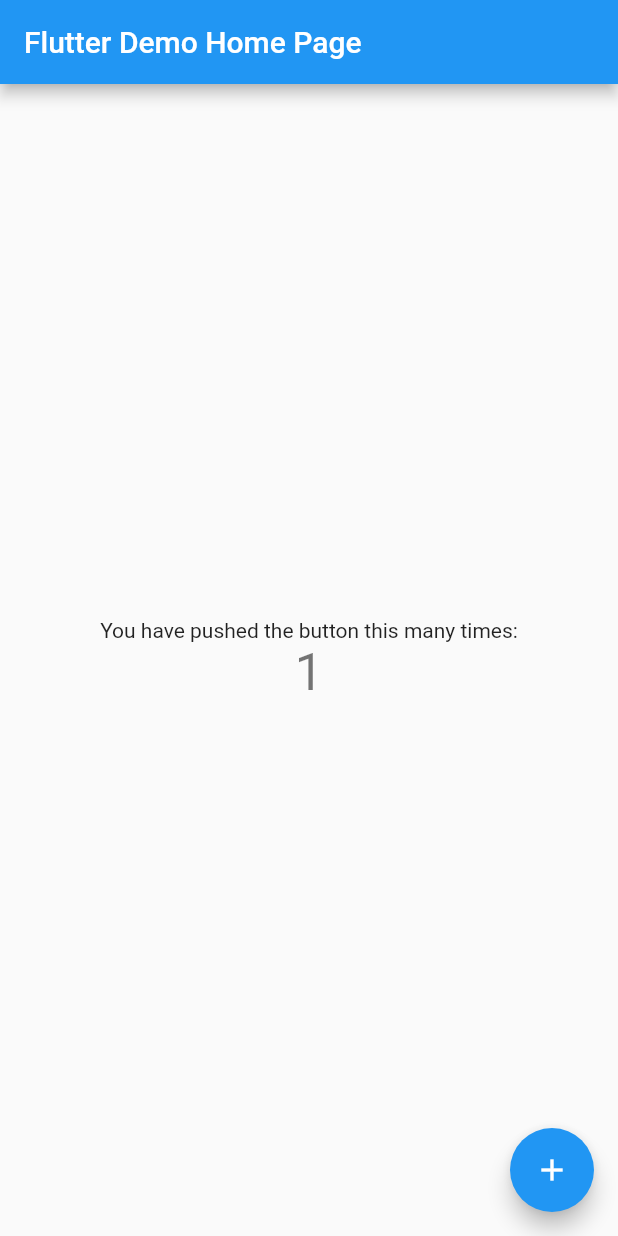
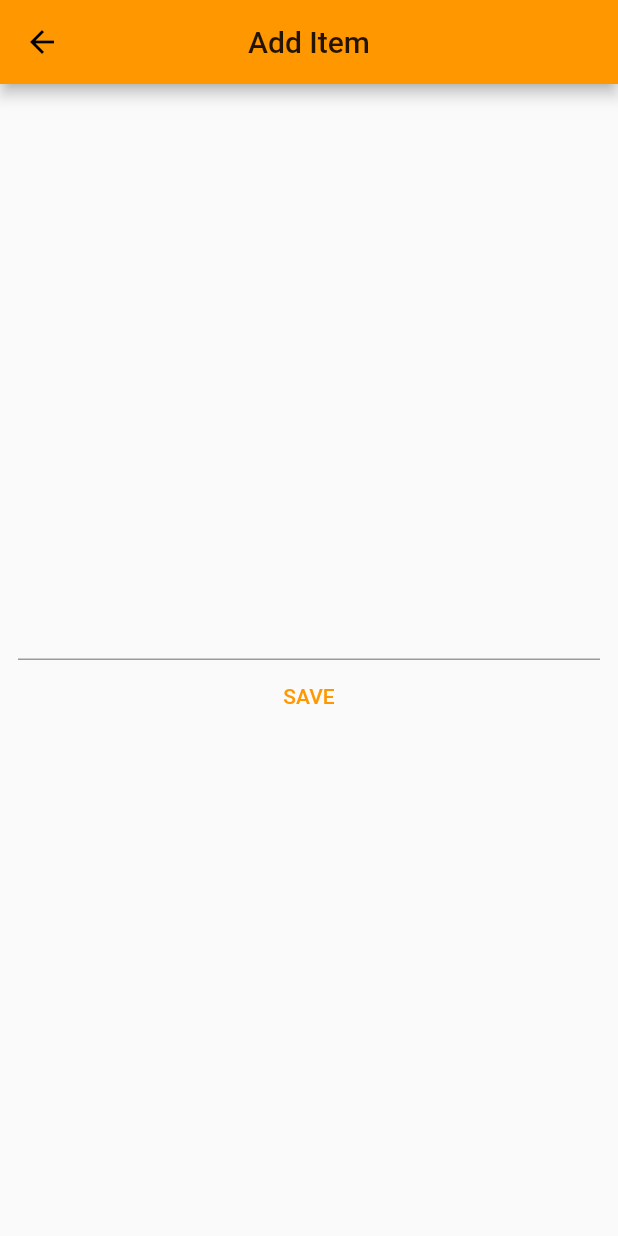
Before and after one commit to ullaskunder/todo_app, a Flutter app: the screen it shows after launch, after a tap on the "add" icon, on a phone screen of 412 x 824 dp. Run offline on Flutter 3.47's test engine with Material 2 defaults, Android fonts, the phone set to English and light mode, and no system bars; our stand-ins replace shared_preferences; statements that could not run were skipped.

Commit message:
TODO Finished.

```diff
--- a/lib/main.dart
+++ b/lib/main.dart
@@ -1,117 +1,14 @@
 import 'package:flutter/material.dart';
+import 'package:todo_app/pages/home_page.dart';
 
 void main() {
-  runApp(MyApp());
+  runApp(
+    MaterialApp(
+      debugShowCheckedModeBanner: false,
+      theme: ThemeData(
+        primarySwatch: Colors.orange,
+      ),
+      home: HomePage(),
+    ),
+  );
 }
-
-class MyApp extends StatelessWidget {
-  // This widget is the root of your application.
-  @override
-  Widget build(BuildContext context) {
-    return MaterialApp(
-      title: 'Flutter Demo',
-      theme: ThemeData(
-        // This is the theme of your application.
-        //
-        // Try running your application with "flutter run". You'll see the
-        // application has a blue toolbar. Then, without quitting the app, try
-        // changing the primarySwatch below to Colors.green and then invoke
-        // "hot reload" (press "r" in the console where you ran "flutter run",
-        // or simply save your changes to "hot reload" in a Flutter IDE).
-        // Notice that the counter didn't reset back to zero; the application
-        // is not restarted.
-        primarySwatch: Colors.blue,
-        // This makes the visual density adapt to the platform that you run
-        // the app on. For desktop platforms, the controls will be smaller and
-        // closer together (more dense) than on mobile platforms.
-        visualDensity: VisualDensity.adaptivePlatformDensity,
-      ),
-      home: MyHomePage(title: 'Flutter Demo Home Page'),
-    );
-  }
-}
-
-class MyHomePage extends StatefulWidget {
-  MyHomePage({Key key, this.title}) : super(key: key);
-
-  // This widget is the home page of your application. It is stateful, meaning
-  // that it has a State object (defined below) that contains fields that affect
-  // how it looks.
-
-  // This class is the configuration for the state. It holds the values (in this
-  // case the title) provided by the parent (in this case the App widget) and
-  // used by the build method of the State. Fields in a Widget subclass are
-  // always marked "final".
-
-  final String title;
-
-  @override
-  _MyHomePageState createState() => _MyHomePageState();
-}
-
-class _MyHomePageState extends State<MyHomePage> {
-  int _counter = 0;
-
-  void _incrementCounter() {
-    setState(() {
-      // This call to setState tells the Flutter framework that something has
-      // changed in this State, which causes it to rerun the build method below
-      // so that the display can reflect the updated values. If we changed
-      // _counter without calling setState(), then the build method would not be
-      // called again, and so nothing would appear to happen.
-      _counter++;
-    });
-  }
-
-  @override
-  Widget build(BuildContext context) {
-    // This method is rerun every time setState is called, for instance as done
-    // by the _incrementCounter method above.
-    //
-    // The Flutter framework has been optimized to make rerunning build methods
-    // fast, so that you can just rebuild anything that needs updating rather
-    // than having to individually change instances of widgets.
-    return Scaffold(
-      appBar: AppBar(
-        // Here we take the value from the MyHomePage object that was created by
-        // the App.build method, and use it to set our appbar title.
-        title: Text(widget.title),
-      ),
-      body: Center(
-        // Center is a layout widget. It takes a single child and positions it
-        // in the middle of the parent.
-        child: Column(
-          // Column is also a layout widget. It takes a list of children and
-          // arranges them vertically. By default, it sizes itself to fit its
-          // children horizontally, and tries to be as tall as its parent.
-          //
-          // Invoke "debug painting" (press "p" in the console, choose the
-          // "Toggle Debug Paint" action from the Flutter Inspector in Android
-          // Studio, or the "Toggle Debug Paint" command in Visual Studio Code)
-          // to see the wireframe for each widget.
-          //
-          // Column has various properties to control how it sizes itself and
-          // how it positions its children. Here we use mainAxisAlignment to
-          // center the children vertically; the main axis here is the vertical
-          // axis because Columns are vertical (the cross axis would be
-          // horizontal).
-          mainAxisAlignment: MainAxisAlignment.center,
-          children: <Widget>[
-            Text(
-              'You have pushed the button this many times:',
-            ),
-            Text(
-              '$_counter',
-              style: Theme.of(context).textTheme.headline4,
-            ),
-          ],
-        ),
-      ),
-      floatingActionButton: FloatingActionButton(
-        onPressed: _incrementCounter,
-        tooltip: 'Increment',
-        child: Icon(Icons.add),
-      ), // This trailing comma makes auto-formatting nicer for build methods.
-    );
-  }
-}
--- /dev/null
+++ b/lib/pages/add_item_page.dart
@@ -0,0 +1,55 @@
+import 'package:flutter/material.dart';
+
+class AddItemPage extends StatefulWidget {
+  final String title;
+  AddItemPage({this.title});
+  @override
+  _AddItemPageState createState() => _AddItemPageState();
+}
+
+class _AddItemPageState extends State<AddItemPage> {
+  TextEditingController _controller;
+
+  @override
+  void initState() {
+    super.initState();
+    _controller = new TextEditingController(text: widget.title);
+  }
+
+  @override
+  Widget build(BuildContext context) {
+    return Scaffold(
+      appBar: AppBar(
+        title: Text('Add Item'),
+        centerTitle: true,
+      ),
+      body: Padding(
+        padding: const EdgeInsets.all(12.0),
+        child: Column(
+          mainAxisAlignment: MainAxisAlignment.center,
+          children: [
+            TextField(
+              controller: _controller,
+              onEditingComplete: () => _saveItem(),
+            ),
+            FlatButton(
+              onPressed: () => _saveItem(),
+              child: Text(
+                'SAVE',
+                style: TextStyle(
+                  color: Theme.of(context).primaryColor,
+                ),
+              ),
+            ),
+          ],
+        ),
+      ),
+    );
+  }
+
+  void _saveItem() {
+    FocusScope.of(context).unfocus();
+    if (_controller.text.isNotEmpty)
+      Navigator.of(context).pop(_controller.text);
+  }
+}
--- /dev/null
+++ b/lib/pages/home_page.dart
@@ -0,0 +1,151 @@
+import 'dart:convert';
+
+import 'package:flutter/material.dart';
+import 'package:shared_preferences/shared_preferences.dart';
+import 'package:todo_app/pages/add_item_page.dart';
+import 'package:todo_app/services/todo.dart';
+
+class HomePage extends StatefulWidget {
+  @override
+  _HomePageState createState() => _HomePageState();
+}
+
+class _HomePageState extends State<HomePage> {
+  List<Todo> _todoList = new List<Todo>();
+  SharedPreferences sharedPreferences;
+  @override
+  void initState() {
+    super.initState();
+    _todoList.add(Todo(title: 'Welcome'));
+    _initSharedPreferences();
+  }
+
+  void _initSharedPreferences() async {
+    sharedPreferences = await SharedPreferences.getInstance();
+    _loadData();
+  }
+
+  @override
+  Widget build(BuildContext context) {
+    return Scaffold(
+      appBar: AppBar(
+        title: Text('TODO'),
+        centerTitle: true,
+      ),
+      body: _todoList.isNotEmpty ? _listData() : _emptyData(),
+      floatingActionButton: FloatingActionButton(
+        onPressed: () => _addItem(),
+        child: Icon(Icons.add),
+      ),
+    );
+  }
+
+  Widget _listData() {
+    return ListView.builder(
+      itemCount: _todoList.length,
+      itemBuilder: (context, index) {
+        return _listItem(_todoList[index]);
+      },
+    );
+  }
+
+  Widget _emptyData() {
+    return Center(
+      child: Text('Add new Items'),
+    );
+  }
+
+  Widget _listItem(Todo item) {
+    return Dismissible(
+      key: Key(item.hashCode.toString()),
+      onDismissed: (direction) => _removeFromList(item),
+      direction: DismissDirection.startToEnd,
+      background: Container(
+        color: Colors.red.shade600,
+        padding: EdgeInsets.only(
+          left: 12.0,
+        ),
+        alignment: Alignment.centerLeft,
+        child: Icon(
+          Icons.delete,
+          color: Colors.white,
+        ),
+      ),
+      child: ListTile(
+        title: Text(item.title),
+        trailing: Checkbox(value: item.isComplete, onChanged: null),
+        onTap: () => _setComplete(item),
+        onLongPress: () => _editItem(item),
+      ),
+    );
+  }
+
+  void _addItem() {
+    Navigator.of(context)
+        .push(
+      MaterialPageRoute(
+        builder: (context) => AddItemPage(),
+      ),
+    )
+        .then(
+      (item) {
+        if (item != null) _addToTodoList(Todo(title: item));
+      },
+    );
+  }
+
+  void _editItem(Todo item) {
+    Navigator.of(context)
+        .push(
+      MaterialPageRoute(
+        builder: (context) => AddItemPage(
+          title: item.title,
+        ),
+      ),
+    )
+        .then(
+      (title) {
+        if (title != null) _addEditedItem(item, title);
+      },
+    );
+  }
+
+  void _setComplete(Todo item) {
+    setState(() {
+      item.isComplete = !item.isComplete;
+      //_saveData();
+    });
+  }
+
+  void _removeFromList(Todo item) {
+    _todoList.remove(item);
+    if (_todoList.isEmpty) setState(() {});
+    _saveData();
+  }
+
+  void _addToTodoList(Todo item) async {
+    setState(() {
+      _todoList.add(item);
+    });
+    _saveData();
+  }
+
+  void _addEditedItem(Todo item, String title) {
+    setState(() {
+      item.title = title;
+    });
+    _saveData();
+  }
+
+  void _saveData() {
+    List<String> _spList =
+        _todoList.map((item) => json.encode(item.toMap())).toList();
+    sharedPreferences.setStringList('list', _spList);
+  }
+
+  void _loadData() {
+    List<String> _spList = sharedPreferences.getStringList('list');
+    _todoList = _spList.map((item) => Todo.fromMap(json.decode(item))).toList();
+    setState(() {});
+  }
+}
--- /dev/null
+++ b/lib/services/todo.dart
@@ -0,0 +1,17 @@
+class Todo {
+  String title;
+  bool isComplete;
+
+  Todo({this.title, this.isComplete = false});
+
+  Todo.fromMap(Map map)
+      : this.title = map['title'],
+        this.isComplete = map['isComplete'];
+
+  Map toMap() {
+    return {
+      'title': this.title,
+      'isComplete': this.isComplete,
+    };
+  }
+}
--- a/pubspec.yaml
+++ b/pubspec.yaml
@@ -23,6 +23,7 @@
 dependencies:
   flutter:
     sdk: flutter
+  shared_preferences: ^0.5.8
 
 
   # The following adds the Cupertino Icons font to your application.
```
Also changed, not shown: pubspec.lock.
